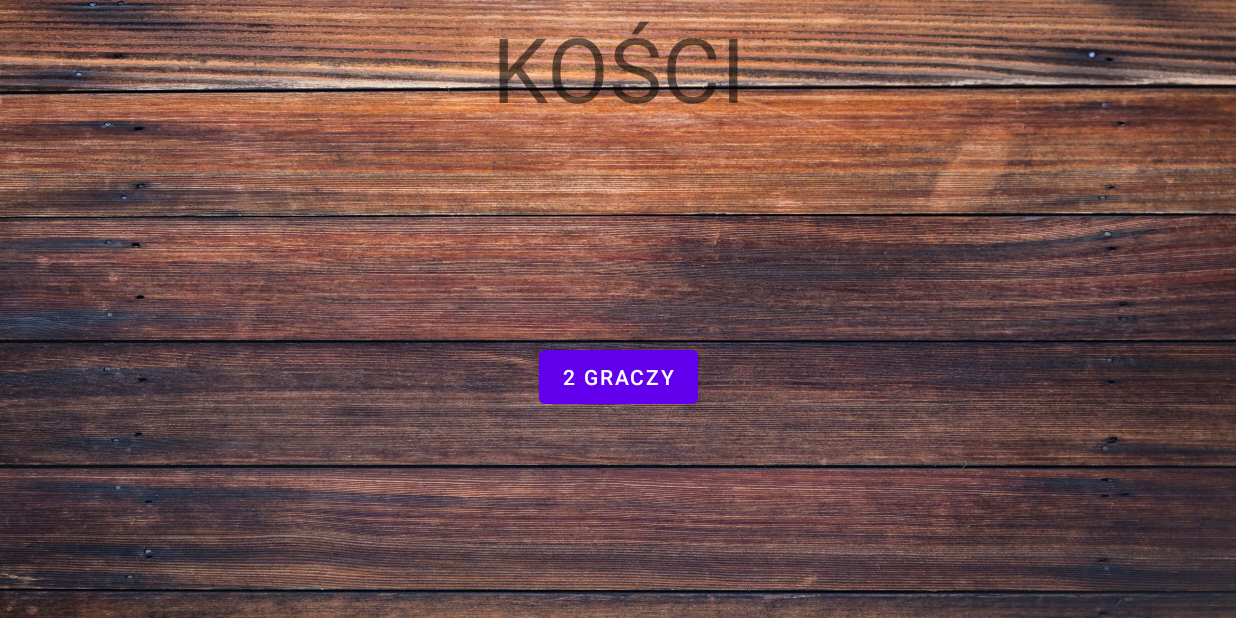
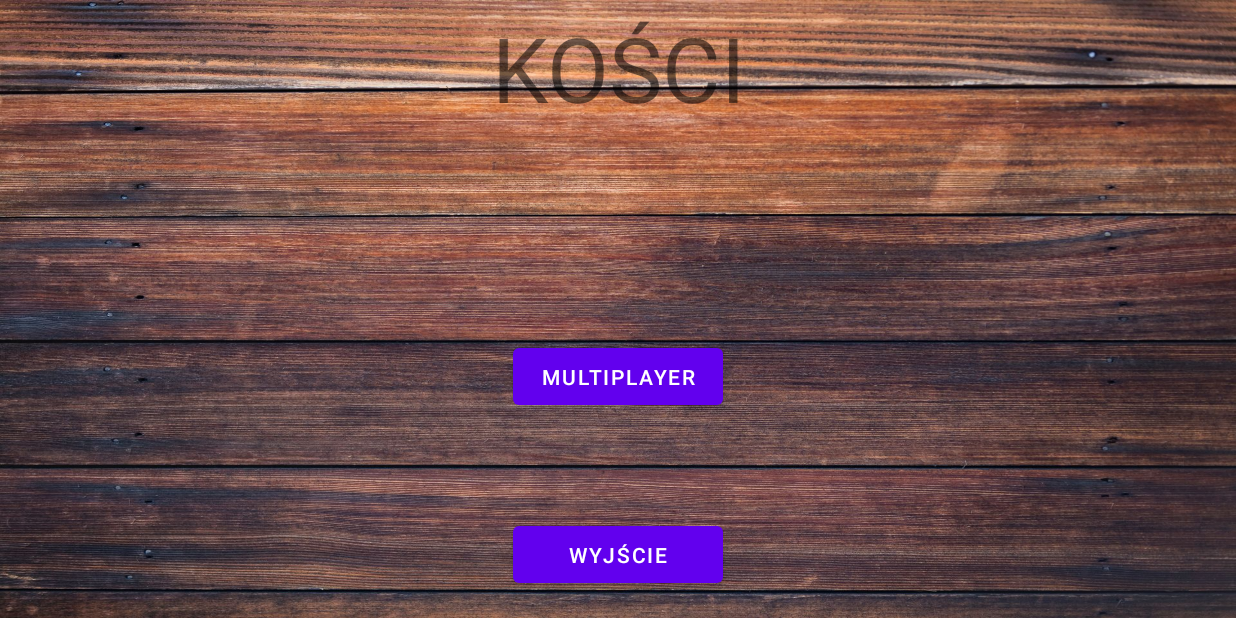
Before and after one commit to PawelTSW90/DiceGame, an Android app: the screen it shows after launch (MainActivity), on a phone screen of 824 x 412 dp (held sideways). Run offline under Robolectric (Android 15) with nearby library versions, the phone set to English and light mode, and no system bars; our stand-ins replace AdMob.

Commit message:
adding menu interface

```diff
--- a/app/src/main/java/com/paweldyjak/dicegame/Fragments/TitleScreen.java
+++ b/app/src/main/java/com/paweldyjak/dicegame/Fragments/TitleScreen.java
@@ -5,14 +5,19 @@ import android.view.LayoutInflater;
 import android.view.View;
 import android.view.ViewGroup;
 import android.widget.Button;
+
 import androidx.fragment.app.Fragment;
+
 import com.paweldyjak.dicegame.*;
 
 
 public class TitleScreen extends Fragment {
     private final MainActivity mainActivity;
     private final PlayerNamesInputScreen playerNamesInputScreen;
-    private Button startGameButton;
+    private Button multiplayerButton;
+    private Button exitButton;
+    private Button twoPlayersButton;
+    private View playersNumberLayout;
 
     public TitleScreen(MainActivity mainActivity, PlayerNamesInputScreen playerNamesInputScreen) {
         this.mainActivity = mainActivity;
@@ -24,15 +29,22 @@ public class TitleScreen extends Fragment {
     @Override
     public View onCreateView(LayoutInflater inflater, ViewGroup container, Bundle savedInstanceState) {
         View view = inflater.inflate(R.layout.title_screen_fragment, container, false);
-        startGameButton = view.findViewById(R.id.twoPlayersButton);
-        setTwoPlayersButton();
+        multiplayerButton = view.findViewById(R.id.multiplayer_button);
+        exitButton = view.findViewById(R.id.exit_button);
+        twoPlayersButton = view.findViewById(R.id.two_players_button);
+        playersNumberLayout = view.findViewById(R.id.players_number_layout);
+        setButtons();
+
         return view;
     }
 
-    public void setTwoPlayersButton() {
-        startGameButton.setOnClickListener(v -> mainActivity.replaceFragment(R.id.fragment_layout, playerNamesInputScreen));
-
-
+    public void setButtons() {
+        multiplayerButton.setOnClickListener(v -> {
+            playersNumberLayout.setVisibility(View.VISIBLE);
+            multiplayerButton.setEnabled(false);
+        });
+        twoPlayersButton.setOnClickListener(v -> mainActivity.replaceFragment(R.id.fragment_layout, playerNamesInputScreen));
+        exitButton.setOnClickListener(v -> System.exit(0));
 
 
     }
--- a/app/src/main/res/layout/title_screen_fragment.xml
+++ b/app/src/main/res/layout/title_screen_fragment.xml
@@ -7,6 +7,88 @@
     android:layout_height="match_parent"
     >
 
+
+    <LinearLayout
+        android:id="@+id/players_number_layout"
+        android:layout_width="616dp"
+        android:layout_height="49dp"
+        android:layout_marginStart="84dp"
+        android:layout_marginTop="20dp"
+        android:layout_marginEnd="85dp"
+        android:layout_marginBottom="17dp"
+        android:gravity="center"
+        android:orientation="horizontal"
+        android:visibility="invisible"
+        app:layout_constraintBottom_toTopOf="@+id/multiplayer_button"
+        app:layout_constraintEnd_toEndOf="parent"
+        app:layout_constraintStart_toStartOf="parent"
+        app:layout_constraintTop_toBottomOf="@+id/title_textView">
+
+        <Space
+            android:layout_width="0dp"
+            android:layout_height="1dp"
+            android:layout_weight="1" />
+
+        <Button
+            android:id="@+id/two_players_button"
+            android:layout_width="wrap_content"
+            android:layout_height="wrap_content"
+            android:layout_weight="1"
+            android:text="@string/two_players" />
+
+        <Space
+            android:layout_width="0dp"
+            android:layout_height="1dp"
+            android:layout_weight="1"/>
+
+        <Button
+            android:id="@+id/three_players_button"
+            android:layout_width="wrap_content"
+            android:layout_height="wrap_content"
+            android:layout_weight="1"
+            android:text="@string/three_players" />
+
+        <Space
+            android:layout_width="0dp"
+            android:layout_height="1dp"
+            android:layout_weight="1"/>
+
+        <Button
+            android:id="@+id/four_players_button"
+            android:layout_width="wrap_content"
+            android:layout_height="wrap_content"
+            android:layout_weight="1"
+            android:text="@string/four_players" />
+
+        <Space
+            android:layout_width="0dp"
+            android:layout_height="1dp"
+            android:layout_weight="1"/>
+
+        <Button
+            android:id="@+id/five_players_button"
+            android:layout_width="wrap_content"
+            android:layout_height="wrap_content"
+            android:layout_weight="1"
+            android:text="@string/five_players" />
+
+        <Space
+            android:layout_width="0dp"
+            android:layout_height="1dp"
+            android:layout_weight="1"/>
+
+        <Button
+            android:id="@+id/six_playersButton"
+            android:layout_width="wrap_content"
+            android:layout_height="wrap_content"
+            android:layout_weight="1"
+            android:text="@string/six_players" />
+
+        <Space
+            android:layout_width="0dp"
+            android:layout_height="1dp"
+            android:layout_weight="1"/>
+    </LinearLayout>
 
     <TextView
         android:id="@+id/title_textView"
@@ -20,12 +102,24 @@
         app:layout_constraintTop_toTopOf="parent" />
 
     <Button
-        android:id="@+id/twoPlayersButton"
-        android:layout_width="wrap_content"
-        android:layout_height="wrap_content"
-        android:text="2 GRACZY"
+        android:id="@+id/multiplayer_button"
+        android:layout_width="140dp"
+        android:layout_height="50dp"
+        android:text="MULTIPLAYER"
         app:layout_constraintBottom_toBottomOf="parent"
         app:layout_constraintEnd_toEndOf="parent"
         app:layout_constraintStart_toStartOf="parent"
         app:layout_constraintTop_toBottomOf="@+id/title_textView" />
+
+    <Button
+        android:id="@+id/exit_button"
+        android:layout_width="140dp"
+        android:layout_height="50dp"
+        android:text="WYJŚCIE"
+        app:layout_constraintBottom_toBottomOf="parent"
+        app:layout_constraintEnd_toEndOf="parent"
+        app:layout_constraintStart_toStartOf="parent"
+        app:layout_constraintTop_toBottomOf="@+id/title_textView"
+        app:layout_constraintVertical_bias="0.936" />
+
 </androidx.constraintlayout.widget.ConstraintLayout>
--- a/app/src/main/res/values/strings.xml
+++ b/app/src/main/res/values/strings.xml
@@ -21,7 +21,11 @@
     <string name="punkty">0 pkt</string>
     <string name="pkt">pkt</string>
     <string name="content_description">android:contentDescription="@null"</string>
-    <!-- TODO: Remove or change this placeholder text -->
     <string name="hello_blank_fragment">Hello blank fragment</string>
+    <string name="two_players">2 players</string>
+    <string name="three_players">3 players</string>
+    <string name="four_players">4 players</string>
+    <string name="five_players">5 players</string>
+    <string name="six_players">6 players</string>
 
 </resources>
```
